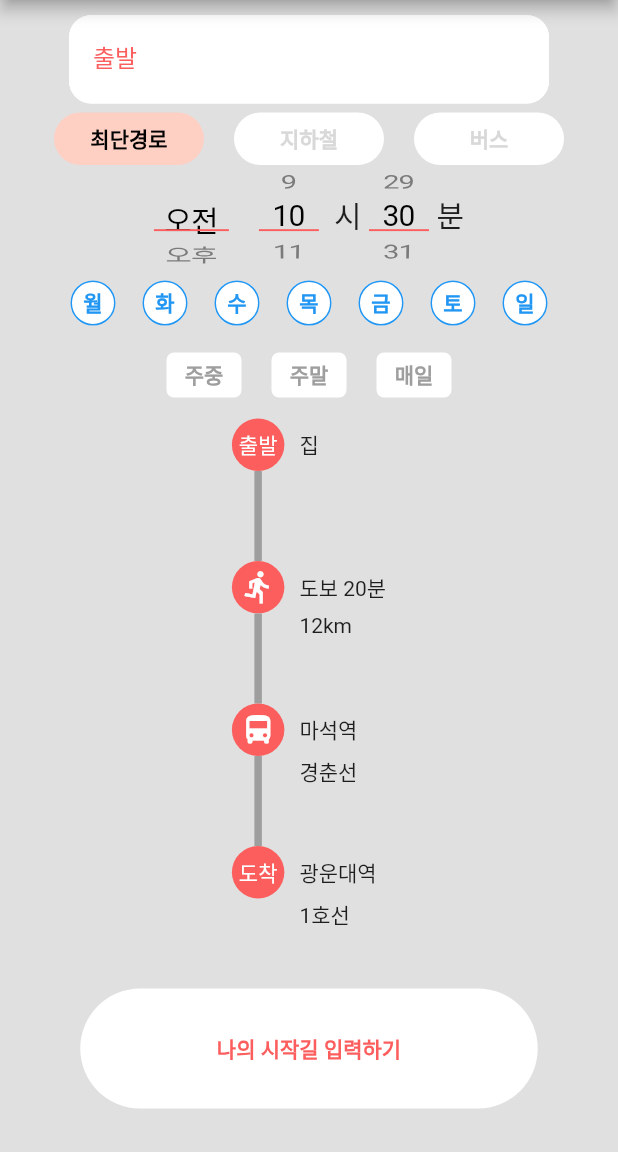
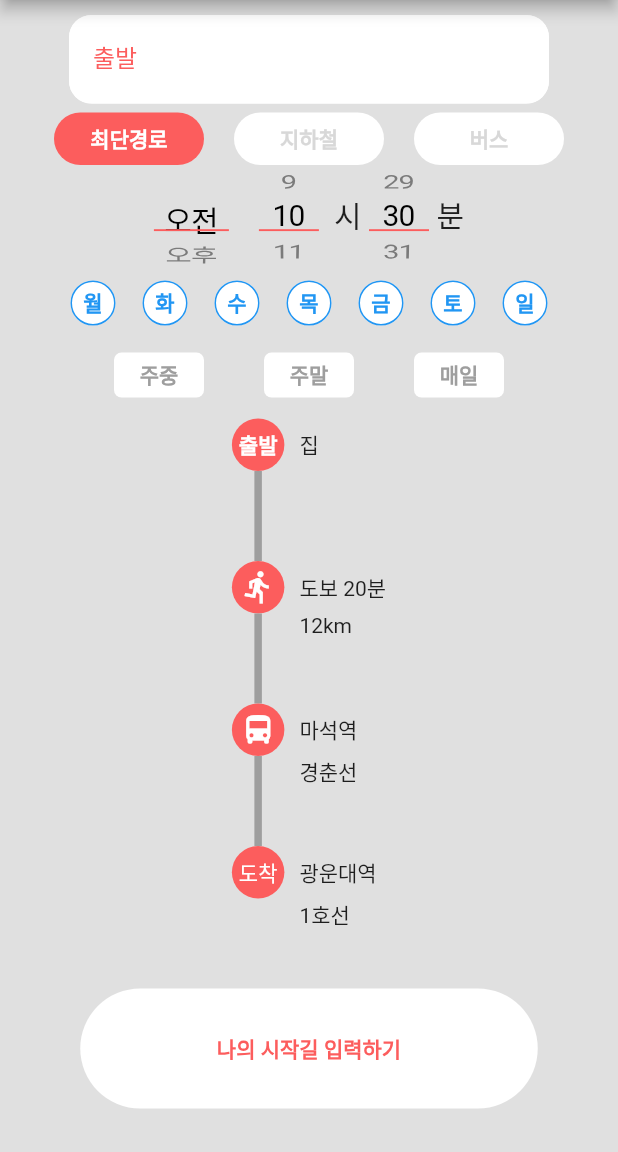
Before and after one commit to Team-Kelly/cotten_candy_ui, a Flutter app: the screen it shows after launch, on a phone screen of 412 x 824 dp, the part 84-1236 px from its top. Run offline on Flutter 3.47's test engine with Material 2 defaults, Android fonts, the phone set to English and light mode, and no system bars; missing offline and left inert: dart:html.

Commit message:
요일선택 위젯 기능 수정

```diff
--- a/example/lib/main.dart
+++ b/example/lib/main.dart
@@ -46,15 +46,15 @@ class _MyHomePageState extends State<HomePage> {
           child: Column(
             children: [
               const SizedBox(height: 10),
-              const DefaultTextField(
+              const CandyTextField(
                 labelText: '출발',
               ),
               const SizedBox(height: 5),
-              DefaultRadioButton(
+              CandyRadioButton(
                   radioComponents: const ['최단경로', '지하철', '버스'],
                   onChanged: (value) {}),
               const SizedBox(height: 5),
-              TimePicker(
+              CandyTimePicker(
                 height: 63,
                 onChanged: (hour, minute) {},
               ),
@@ -62,9 +62,9 @@ class _MyHomePageState extends State<HomePage> {
                 onChanged: (value) {},
               ),
               const SizedBox(height: 5),
-              const TimeLine(children: [
+              const CandyTimeLine(children: [
                 Indicator(
-                  child: Text('출발', style: TextStyle(color: Color(0xFFFFFFFF))),
+                  child: Text('출발', style: TextStyle(color: Color(0xFFFFFFFF), fontWeight: FontWeight.w800),),
                   title: Text('집'),
                 ),
                 Indicator(
@@ -89,7 +89,7 @@ class _MyHomePageState extends State<HomePage> {
                   subTitle: Text('1호선'),
                 ),
               ], connector: Connector()),
-              DefaultButton(
+              CandyButton(
                   child: const Text('나의 시작길 입력하기',
                       style: TextStyle(
                           color: Color(0xFFFC5D5D),
--- a/lib/src/button.dart
+++ b/lib/src/button.dart
@@ -1,6 +1,6 @@
 import 'package:flutter/material.dart';
 
-class DefaultButton extends StatelessWidget {
+class CandyButton extends StatelessWidget {
   final Function()? onPressed;
   final Widget child;
   final double width;
@@ -9,7 +9,7 @@ class DefaultButton extends StatelessWidget {
   final double borderRadius;
   final double elevation;
 
-  const DefaultButton(
+  const CandyButton(
       {Key? key,
       required this.onPressed,
       required this.child,
--- a/lib/src/day_of_the_week.dart
+++ b/lib/src/day_of_the_week.dart
@@ -5,8 +5,13 @@ class DayOfTheWeek extends StatefulWidget {
   final double width;
   final double height;
   final Color buttonColor;
+  final Color defaultColor;
+  final Color selectedColor;
   final double borderRadius;
   final double elevation;
+  final double convinientButtonInterval;
+  final double convinientButtonWidth;
+  final double convinientButtonHeight;
   final List<bool> isSelected = [true, true, true, true, true, true, true];
   DayOfTheWeek(
       {Key? key,
@@ -14,8 +19,13 @@ class DayOfTheWeek extends StatefulWidget {
       this.width = 30,
       this.height = 30,
       this.buttonColor = const Color(0xFFFFFFFF),
-      this.borderRadius = 42,
-      this.elevation = 0})
+      this.defaultColor = Colors.grey,
+      this.selectedColor = Colors.blue,
+      this.borderRadius = 30,
+      this.elevation = 0,
+      this.convinientButtonInterval = 40,
+      this.convinientButtonWidth = 60,
+      this.convinientButtonHeight = 30})
       : super(key: key);
 
   @override
@@ -23,9 +33,9 @@ class DayOfTheWeek extends StatefulWidget {
 }
 
 class _DayOfTheWeekState extends State<DayOfTheWeek> {
-  bool weekday = false;
-  bool weekend = false;
-  bool allday = true;
+  // bool weekday = true;
+  // bool weekend = true;
+  // bool allday = true;
 
   @override
   Widget build(BuildContext context) {
@@ -39,7 +49,7 @@ class _DayOfTheWeekState extends State<DayOfTheWeek> {
                 child: Text('월',
                     style: TextStyle(
                         color:
-                            (widget.isSelected[0]) ? Colors.blue : Colors.grey,
+                            (widget.isSelected[0]) ? widget.selectedColor : widget.defaultColor,
                         fontWeight: FontWeight.w800)),
                 onPressed: () {
                   setState(() {
@@ -51,7 +61,7 @@ class _DayOfTheWeekState extends State<DayOfTheWeek> {
                 },
                 shape: RoundedRectangleBorder(
                     side: BorderSide(
-                      color: (widget.isSelected[0]) ? Colors.blue : Colors.grey,
+                      color: (widget.isSelected[0]) ? widget.selectedColor : widget.defaultColor,
                     ),
                     borderRadius: BorderRadius.circular(widget.borderRadius)),
                 elevation: widget.elevation,
@@ -63,7 +73,7 @@ class _DayOfTheWeekState extends State<DayOfTheWeek> {
                 child: Text('화',
                     style: TextStyle(
                         color:
-                            (widget.isSelected[1]) ? Colors.blue : Colors.grey,
+                            (widget.isSelected[1]) ? widget.selectedColor : widget.defaultColor,
                         fontWeight: FontWeight.w800)),
                 onPressed: () {
                   setState(() {
@@ -75,7 +85,7 @@ class _DayOfTheWeekState extends State<DayOfTheWeek> {
                 },
                 shape: RoundedRectangleBorder(
                     side: BorderSide(
-                      color: (widget.isSelected[1]) ? Colors.blue : Colors.grey,
+                      color: (widget.isSelected[1]) ? widget.selectedColor : widget.defaultColor,
                     ),
                     borderRadius: BorderRadius.circular(widget.borderRadius)),
                 elevation: widget.elevation,
@@ -87,7 +97,7 @@ class _DayOfTheWeekState extends State<DayOfTheWeek> {
                 child: Text('수',
                     style: TextStyle(
                         color:
-                            (widget.isSelected[2]) ? Colors.blue : Colors.grey,
+                            (widget.isSelected[2]) ? widget.selectedColor : widget.defaultColor,
                         fontWeight: FontWeight.w800)),
                 onPressed: () {
                   setState(() {
@@ -99,7 +109,7 @@ class _DayOfTheWeekState extends State<DayOfTheWeek> {
                 },
                 shape: RoundedRectangleBorder(
                     side: BorderSide(
-                      color: (widget.isSelected[2]) ? Colors.blue : Colors.grey,
+                      color: (widget.isSelected[2]) ? widget.selectedColor : widget.defaultColor,
                     ),
                     borderRadius: BorderRadius.circular(widget.borderRadius)),
                 elevation: widget.elevation,
@@ -111,7 +121,7 @@ class _DayOfTheWeekState extends State<DayOfTheWeek> {
                 child: Text('목',
                     style: TextStyle(
                         color:
-                            (widget.isSelected[3]) ? Colors.blue : Colors.grey,
+                            (widget.isSelected[3]) ? widget.selectedColor : widget.defaultColor,
                         fontWeight: FontWeight.w800)),
                 onPressed: () {
                   setState(() {
@@ -123,7 +133,7 @@ class _DayOfTheWeekState extends State<DayOfTheWeek> {
                 },
                 shape: RoundedRectangleBorder(
                     side: BorderSide(
-                      color: (widget.isSelected[3]) ? Colors.blue : Colors.grey,
+                      color: (widget.isSelected[3]) ? widget.selectedColor : widget.defaultColor,
                     ),
                     borderRadius: BorderRadius.circular(widget.borderRadius)),
                 elevation: widget.elevation,
@@ -135,7 +145,7 @@ class _DayOfTheWeekState extends State<DayOfTheWeek> {
                 child: Text('금',
                     style: TextStyle(
                         color:
-                            (widget.isSelected[4]) ? Colors.blue : Colors.grey,
+                            (widget.isSelected[4]) ? widget.selectedColor : widget.defaultColor,
                         fontWeight: FontWeight.w800)),
                 onPressed: () {
                   setState(() {
@@ -147,7 +157,7 @@ class _DayOfTheWeekState extends State<DayOfTheWeek> {
                 },
                 shape: RoundedRectangleBorder(
                     side: BorderSide(
-                      color: (widget.isSelected[4]) ? Colors.blue : Colors.grey,
+                      color: (widget.isSelected[4]) ? widget.selectedColor : widget.defaultColor,
                     ),
                     borderRadius: BorderRadius.circular(widget.borderRadius)),
                 elevation: widget.elevation,
@@ -159,7 +169,7 @@ class _DayOfTheWeekState extends State<DayOfTheWeek> {
                 child: Text('토',
                     style: TextStyle(
                         color:
-                            (widget.isSelected[5]) ? Colors.blue : Colors.grey,
+                            (widget.isSelected[5]) ? widget.selectedColor : widget.defaultColor,
                         fontWeight: FontWeight.w800)),
                 onPressed: () {
                   setState(() {
@@ -171,7 +181,7 @@ class _DayOfTheWeekState extends State<DayOfTheWeek> {
                 },
                 shape: RoundedRectangleBorder(
                     side: BorderSide(
-                      color: (widget.isSelected[5]) ? Colors.blue : Colors.grey,
+                      color: (widget.isSelected[5]) ? widget.selectedColor : widget.defaultColor,
                     ),
                     borderRadius: BorderRadius.circular(widget.borderRadius)),
                 elevation: widget.elevation,
@@ -183,7 +193,7 @@ class _DayOfTheWeekState extends State<DayOfTheWeek> {
                 child: Text('일',
                     style: TextStyle(
                         color:
-                            (widget.isSelected[6]) ? Colors.blue : Colors.grey,
+                            (widget.isSelected[6]) ? widget.selectedColor : widget.defaultColor,
                         fontWeight: FontWeight.w800)),
                 onPressed: () {
                   setState(() {
@@ -195,7 +205,7 @@ class _DayOfTheWeekState extends State<DayOfTheWeek> {
                 },
                 shape: RoundedRectangleBorder(
                     side: BorderSide(
-                      color: (widget.isSelected[6]) ? Colors.blue : Colors.grey,
+                      color: (widget.isSelected[6]) ? widget.selectedColor : widget.defaultColor,
                     ),
                     borderRadius: BorderRadius.circular(widget.borderRadius)),
                 elevation: widget.elevation,
@@ -214,74 +224,22 @@ class _DayOfTheWeekState extends State<DayOfTheWeek> {
                         color: Colors.grey, fontWeight: FontWeight.w800)),
                 onPressed: () {
                   setState(() {
-                    widget.isSelected[0] = true;
-                    widget.isSelected[1] = true;
-                    widget.isSelected[2] = true;
-                    widget.isSelected[3] = true;
-                    widget.isSelected[4] = true;
-                    widget.isSelected[5] = false;
-                    widget.isSelected[6] = false;
-                  });
-                  widget.onChanged!(widget.isSelected);
-                },
-                shape: RoundedRectangleBorder(
-                    borderRadius: BorderRadius.circular(5.0)),
-                elevation: widget.elevation,
-                fillColor: Colors.white,
-                constraints:
-                    const BoxConstraints.tightFor(width: 50, height: 30),
-              ),
-              const SizedBox(width: 20),
-              RawMaterialButton(
-                child: const Text('주말',
-                    style: TextStyle(
-                        color: Colors.grey, fontWeight: FontWeight.w800)),
-                onPressed: () {
-                  setState(() {
-                    widget.isSelected[0] = false;
-                    widget.isSelected[1] = false;
-                    widget.isSelected[2] = false;
-                    widget.isSelected[3] = false;
-                    widget.isSelected[4] = false;
-                    widget.isSelected[5] = true;
-                    widget.isSelected[6] = true;
-                  });
-                  widget.onChanged!(widget.isSelected);
-                },
-                shape: RoundedRectangleBorder(
-                    borderRadius: BorderRadius.circular(5.0)),
-                elevation: widget.elevation,
-                fillColor: Colors.white,
-                constraints:
-                    const BoxConstraints.tightFor(width: 50, height: 30),
-              ),
-              const SizedBox(width: 20),
-              RawMaterialButton(
-                child: const Text('매일',
-                    style: TextStyle(
-                        color: Colors.grey,
-                        // (allday) ? Colors.blue : Colors.grey,
-                        fontWeight: FontWeight.w800)),
-                onPressed: () {
-                  setState(() {
-                    if (allday) {
+                    if (widget.isSelected[0] == true &&
+                        widget.isSelected[1] == true &&
+                        widget.isSelected[2] == true &&
+                        widget.isSelected[3] == true &&
+                        widget.isSelected[4] == true) {
                       widget.isSelected[0] = false;
                       widget.isSelected[1] = false;
                       widget.isSelected[2] = false;
                       widget.isSelected[3] = false;
                       widget.isSelected[4] = false;
-                      widget.isSelected[5] = false;
-                      widget.isSelected[6] = false;
-                      allday = false;
                     } else {
                       widget.isSelected[0] = true;
                       widget.isSelected[1] = true;
                       widget.isSelected[2] = true;
                       widget.isSelected[3] = true;
                       widget.isSelected[4] = true;
-                      widget.isSelected[5] = true;
-                      widget.isSelected[6] = true;
-                      allday = true;
                     }
                   });
                   widget.onChanged!(widget.isSelected);
@@ -291,7 +249,72 @@ class _DayOfTheWeekState extends State<DayOfTheWeek> {
                 elevation: widget.elevation,
                 fillColor: Colors.white,
                 constraints:
-                    const BoxConstraints.tightFor(width: 50, height: 30),
+                    BoxConstraints.tightFor(width: widget.convinientButtonWidth, height: widget.convinientButtonHeight),
+              ),
+              SizedBox(width: widget.convinientButtonInterval),
+              RawMaterialButton(
+                child: const Text('주말',
+                    style: TextStyle(
+                        color: Colors.grey, fontWeight: FontWeight.w800)),
+                onPressed: () {
+                  setState(() {
+                    if (widget.isSelected[5] == true &&
+                        widget.isSelected[6] == true) {
+                      widget.isSelected[5] = false;
+                      widget.isSelected[6] = false;
+                    } else {
+                      widget.isSelected[5] = true;
+                      widget.isSelected[6] = true;
+                    }
+                  });
+                  widget.onChanged!(widget.isSelected);
+                },
+                shape: RoundedRectangleBorder(
+                    borderRadius: BorderRadius.circular(5.0)),
+                elevation: widget.elevation,
+                fillColor: Colors.white,
+                constraints:
+                    BoxConstraints.tightFor(width: widget.convinientButtonWidth, height: widget.convinientButtonHeight),
+              ),
+              SizedBox(width: widget.convinientButtonInterval),
+              RawMaterialButton(
+                child: const Text('매일',
+                    style: TextStyle(
+                        color: Colors.grey, fontWeight: FontWeight.w800)),
+                onPressed: () {
+                  setState(() {
+                    if (widget.isSelected[0] == true &&
+                        widget.isSelected[1] == true &&
+                        widget.isSelected[2] == true &&
+                        widget.isSelected[3] == true &&
+                        widget.isSelected[4] == true &&
+                        widget.isSelected[5] == true &&
+                        widget.isSelected[6] == true) {
+                      widget.isSelected[0] = false;
+                      widget.isSelected[1] = false;
+                      widget.isSelected[2] = false;
+                      widget.isSelected[3] = false;
+                      widget.isSelected[4] = false;
+                      widget.isSelected[5] = false;
+                      widget.isSelected[6] = false;
+                    } else {
+                      widget.isSelected[0] = true;
+                      widget.isSelected[1] = true;
+                      widget.isSelected[2] = true;
+                      widget.isSelected[3] = true;
+                      widget.isSelected[4] = true;
+                      widget.isSelected[5] = true;
+                      widget.isSelected[6] = true;
+                    }
+                  });
+                  widget.onChanged!(widget.isSelected);
+                },
+                shape: RoundedRectangleBorder(
+                    borderRadius: BorderRadius.circular(5.0)),
+                elevation: widget.elevation,
+                fillColor: Colors.white,
+                constraints:
+                    BoxConstraints.tightFor(width: widget.convinientButtonWidth, height: widget.convinientButtonHeight),
               ),
             ],
           )
--- a/lib/src/radio_button.dart
+++ b/lib/src/radio_button.dart
@@ -1,19 +1,19 @@
 import 'package:flutter/material.dart';
 
-class DefaultRadioButton extends StatefulWidget {
+class CandyRadioButton extends StatefulWidget {
   final Function(String?)? onChanged;
   final List<String> radioComponents;
   final double width;
   final double height;
   final double interval;
   final Color textColor;
-  final Color pressedTextColor;
+  final Color selectedTextColor;
   final Color buttonColor;
-  final Color pressedButtonColor;
+  final Color selectedButtonColor;
   final double borderRadius;
   final double elevation;
 
-  const DefaultRadioButton(
+  const CandyRadioButton(
       {Key? key,
       required this.onChanged,
       required this.radioComponents,
@@ -21,18 +21,18 @@ class DefaultRadioButton extends StatefulWidget {
       this.height = 35,
       this.interval = 20,
       this.textColor = const Color(0xFFD8D8D8),
-      this.pressedTextColor = Colors.black,
+      this.selectedTextColor = const Color(0xFFFFFFFF),
       this.buttonColor = const Color(0xFFFFFFFF),
-      this.pressedButtonColor = const Color(0xFFFECFC3),
+      this.selectedButtonColor = const Color(0xFFFC5D5D),
       this.borderRadius = 42,
       this.elevation = 0})
       : super(key: key);
 
   @override
-  _DefaultRadioButtonState createState() => _DefaultRadioButtonState();
+  _CandyRadioButtonState createState() => _CandyRadioButtonState();
 }
 
-class _DefaultRadioButtonState extends State<DefaultRadioButton> {
+class _CandyRadioButtonState extends State<CandyRadioButton> {
   String? currentValue;
 
   @override
@@ -49,7 +49,7 @@ class _DefaultRadioButtonState extends State<DefaultRadioButton> {
               child: Text(widget.radioComponents[i],
                   style: TextStyle(
                       color: (widget.radioComponents[i] == currentValue)
-                          ? widget.pressedTextColor
+                          ? widget.selectedTextColor
                           : widget.textColor,
                       fontWeight: FontWeight.w800)),
               onPressed: () {
@@ -62,7 +62,7 @@ class _DefaultRadioButtonState extends State<DefaultRadioButton> {
                   borderRadius: BorderRadius.circular(widget.borderRadius)),
               elevation: widget.elevation,
               fillColor: (widget.radioComponents[i] == currentValue)
-                  ? widget.pressedButtonColor
+                  ? widget.selectedButtonColor
                   : widget.buttonColor,
               constraints: BoxConstraints.tightFor(
                 width: widget.width,
--- a/lib/src/text_field.dart
+++ b/lib/src/text_field.dart
@@ -1,6 +1,6 @@
 import 'package:flutter/material.dart';
 
-class DefaultTextField extends StatelessWidget {
+class CandyTextField extends StatelessWidget {
   final String? labelText;
   final double width;
   final double height;
@@ -10,14 +10,14 @@ class DefaultTextField extends StatelessWidget {
   final Color enabledsideColor;
   final double borderRadius;
 
-  const DefaultTextField(
+  const CandyTextField(
       {Key? key,
       this.labelText,
       this.width = 320,
       this.height = 60,
       this.labelColor = const Color(0xFFFC5D5D),
       this.filledColor = const Color(0xFFFFFFFF),
-      this.focusedsideColor = const Color(0xFFFFFFFF),
+      this.focusedsideColor = const Color(0xFFFC5D5D),
       this.enabledsideColor = const Color(0xFFFFFFFF),
       this.borderRadius = 15})
       : super(key: key);
--- a/lib/src/time_line.dart
+++ b/lib/src/time_line.dart
@@ -1,9 +1,9 @@
 import 'package:flutter/material.dart';
 
-class TimeLine extends StatelessWidget {
+class CandyTimeLine extends StatelessWidget {
   final List<Indicator> children;
   final Connector connector;
-  const TimeLine({Key? key, required this.children, required this.connector})
+  const CandyTimeLine({Key? key, required this.children, required this.connector})
       : super(key: key);
 
   @override
--- a/lib/src/time_picker.dart
+++ b/lib/src/time_picker.dart
@@ -1,12 +1,12 @@
 import 'package:flutter/cupertino.dart';
 import 'package:flutter/material.dart';
 
-class TimePicker extends StatefulWidget {
+class CandyTimePicker extends StatefulWidget {
   final Function(int?, int?)? onChanged;
   final double width;
   final double height;
   final double textSize;
-  const TimePicker(
+  const CandyTimePicker(
       {Key? key,
       required this.onChanged,
       this.width = 250,
@@ -15,10 +15,10 @@ class TimePicker extends StatefulWidget {
       : super(key: key);
 
   @override
-  _TimePickerState createState() => _TimePickerState();
+  _CandyTimePickerState createState() => _CandyTimePickerState();
 }
 
-class _TimePickerState extends State<TimePicker> {
+class _CandyTimePickerState extends State<CandyTimePicker> {
   int hour = (TimeOfDay.now().hour > 11)
       ? TimeOfDay.now().hour - 12
       : TimeOfDay.now().hour;
```
